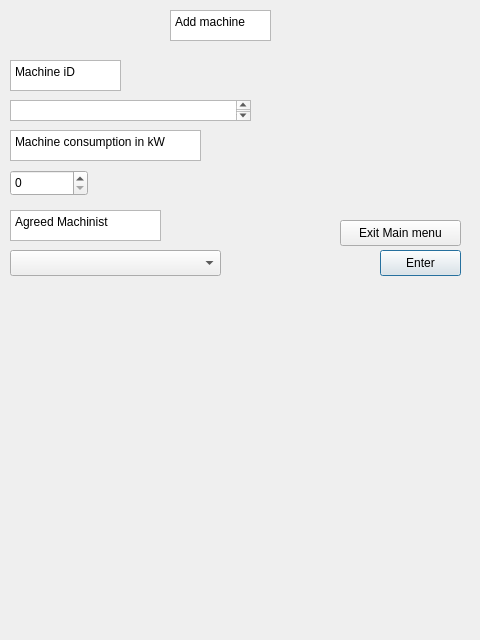
Qt form Add_machine.ui (Simlebo/Project_3BM) before a commit.
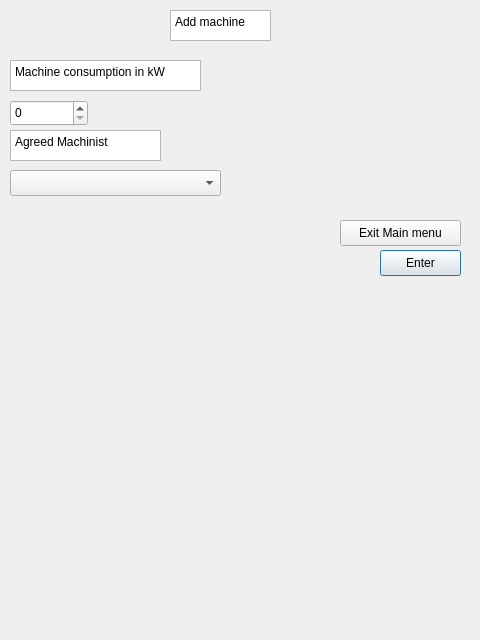
The same form after that commit.

```diff
--- a/Add_machine.ui
+++ b/Add_machine.ui
@@ -29,37 +29,11 @@
     <string>Add machine</string>
    </property>
   </widget>
-  <widget class="QTextEdit" name="Machine_name">
-   <property name="geometry">
-    <rect>
-     <x>10</x>
-     <y>100</y>
-     <width>241</width>
-     <height>21</height>
-    </rect>
-   </property>
-  </widget>
-  <widget class="QPlainTextEdit" name="plainTextEdit_2">
-   <property name="geometry">
-    <rect>
-     <x>10</x>
-     <y>60</y>
-     <width>111</width>
-     <height>31</height>
-    </rect>
-   </property>
-   <property name="readOnly">
-    <bool>true</bool>
-   </property>
-   <property name="plainText">
-    <string>Machine iD</string>
-   </property>
-  </widget>
   <widget class="QPlainTextEdit" name="plainTextEdit_3">
    <property name="geometry">
     <rect>
      <x>10</x>
-     <y>130</y>
+     <y>60</y>
      <width>191</width>
      <height>31</height>
     </rect>
@@ -75,7 +49,7 @@
    <property name="geometry">
     <rect>
      <x>10</x>
-     <y>170</y>
+     <y>100</y>
      <width>78</width>
      <height>26</height>
     </rect>
@@ -85,7 +59,7 @@
    <property name="geometry">
     <rect>
      <x>10</x>
-     <y>210</y>
+     <y>130</y>
      <width>151</width>
      <height>31</height>
     </rect>
@@ -101,7 +75,7 @@
    <property name="geometry">
     <rect>
      <x>10</x>
-     <y>250</y>
+     <y>170</y>
      <width>211</width>
      <height>26</height>
     </rect>
```
